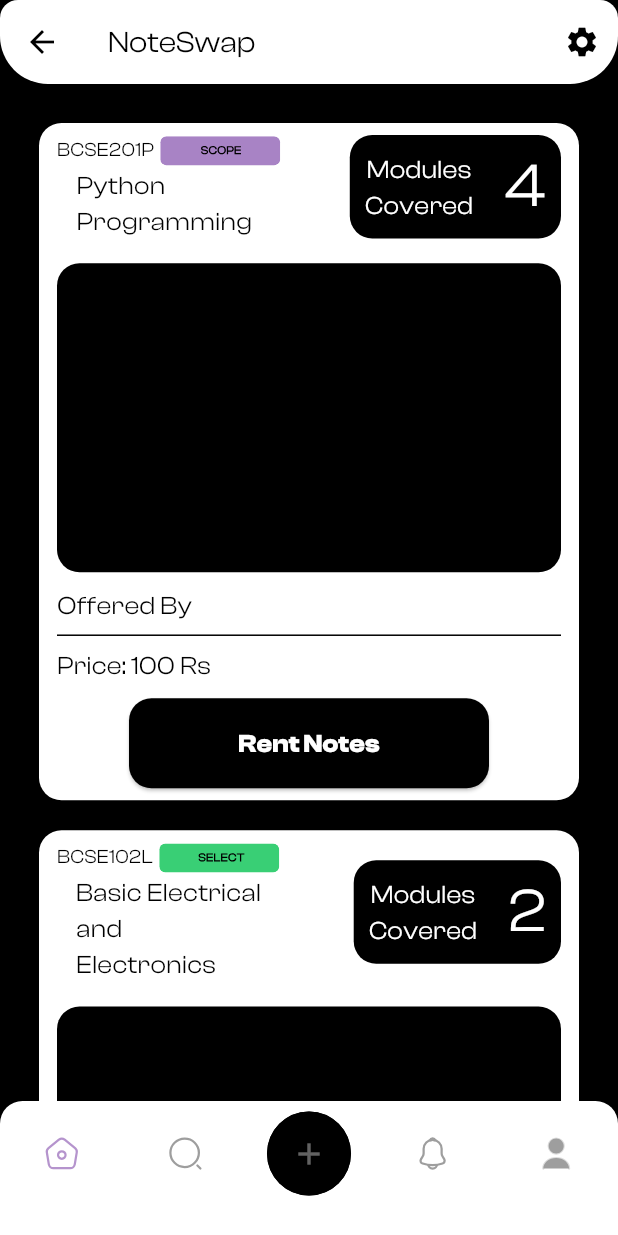
After one commit to ValscoTech/NoteSwap, a Flutter app: the RentOfferPage screen opened by its route, after a tap on "BCSE201P", on a phone screen of 412 x 824 dp. The commit adds this screen. Run offline on Flutter 3.47's test engine with Material 3 defaults, Android fonts, the phone set to English and light mode, and no system bars; our stand-ins replace file_picker, firebase_auth, flutter_dotenv, flutter_riverpod, flutter_svg, go_router and 5 more; accounts and stored records are empty; generated files the repository leaves out were written again; network calls fail.

Commit message:
feat[style]: notification card done with temp broadcast page

```diff
--- /dev/null
+++ b/noteswap-app/lib/rentoffer/domain/dummy.dart
@@ -0,0 +1,34 @@
+// create a json dummy data for testing
+import 'package:noteswap/postoffer/domain/notes_model.dart';
+
+List<NotesModel> getDummyNotes() {
+  return [
+    NotesModel(
+      id: "1",
+      title: "Note 1",
+      courseCode: 'BCSE201P',
+      courseName: 'Python Programming',
+      modules: [1, 2, 3, 4],
+      school: 'SCOPE',
+      price: 100,
+    ),
+    NotesModel(
+      id: "2",
+      title: "Note 2",
+      courseCode: 'BCSE102L',
+      courseName: 'Basic Electrical and Electronics',
+      modules: [3, 4],
+      school: 'SELECT',
+      price: 150,
+    ),
+    NotesModel(
+      id: "3",
+      title: "Note 3",
+      courseCode: 'BMAT102P',
+      courseName: 'Differential Equation and Transforms',
+      modules: [1, 2, 3, 4, 5],
+      school: 'SENSE',
+      price: 150,
+    ),
+  ];
+}
--- /dev/null
+++ b/noteswap-app/lib/rentoffer/presentation/pages/rent_offer_page.dart
@@ -0,0 +1,33 @@
+import 'package:flutter/material.dart';
+import 'package:noteswap/postoffer/domain/notes_model.dart';
+import 'package:noteswap/rentoffer/domain/dummy.dart';
+import 'package:noteswap/rentoffer/presentation/widgets/rent_card.dart';
+
+class RentOfferPage extends StatefulWidget {
+  const RentOfferPage({super.key});
+
+  @override
+  State<RentOfferPage> createState() => _RentOfferPageState();
+}
+
+class _RentOfferPageState extends State<RentOfferPage> {
+  final List<NotesModel> rentOffers = getDummyNotes();
+
+  @override
+  Widget build(BuildContext context) {
+    return SingleChildScrollView(
+      child: Container(
+        padding: EdgeInsets.all(16.0),
+        child: ListView.builder(
+          shrinkWrap: true,
+          physics: NeverScrollableScrollPhysics(),
+          itemCount: rentOffers.length,
+          itemBuilder: (context, index) {
+            final rentOffer = rentOffers[index];
+            return RentCard(notes: rentOffer);
+          },
+        ),
+      ),
+    );
+  }
+}
--- /dev/null
+++ b/noteswap-app/lib/rentoffer/presentation/widgets/rent_card.dart
@@ -0,0 +1,178 @@
+import 'package:flutter/material.dart';
+import 'package:flutter_svg/svg.dart';
+import 'package:noteswap/postoffer/domain/notes_model.dart';
+
+class RentCard extends StatefulWidget {
+  final NotesModel notes;
+
+  const RentCard({super.key, required this.notes});
+
+  @override
+  State<RentCard> createState() => _RentCardState();
+}
+
+class _RentCardState extends State<RentCard> {
+  bool isExpanded = false;
+  @override
+  Widget build(BuildContext context) {
+    final color = Theme.of(context).colorScheme;
+    final layout = MediaQuery.of(context).size;
+    return GestureDetector(
+      onTap: () {
+        setState(() {
+          isExpanded = !isExpanded;
+        });
+      },
+      child: AnimatedContainer(
+        duration: const Duration(milliseconds: 300),
+        padding: const EdgeInsets.all(10),
+        decoration: BoxDecoration(
+          color: color.surface,
+          borderRadius: BorderRadius.circular(15),
+        ),
+        child: Container(
+          padding: const EdgeInsets.symmetric(vertical: 8, horizontal: 12),
+          decoration: BoxDecoration(
+            color: color.primary,
+            borderRadius: BorderRadius.circular(15),
+          ),
+          child: Column(
+            crossAxisAlignment: CrossAxisAlignment.start,
+            children: [
+              Row(
+                children: [
+                  Column(
+                    children: [
+                      Row(
+                        children: [
+                          Text(
+                            widget.notes.courseCode,
+                            style: TextStyle(
+                              color: color.surface,
+                              fontSize: 13,
+                              fontWeight: FontWeight.w400,
+                            ),
+                          ),
+                          SizedBox(width: layout.width * 0.01),
+                          SvgPicture.asset(
+                              'assets/school/${widget.notes.school}.svg'),
+                        ],
+                      ),
+                      SizedBox(
+                        width: layout.width * 0.3,
+                        child: Text(
+                          widget.notes.courseName,
+                          style: TextStyle(
+                            color: color.surface,
+                            fontSize: 17,
+                            fontWeight: FontWeight.w400,
+                          ),
+                          maxLines: 3,
+                          overflow: TextOverflow.ellipsis,
+                        ),
+                      ),
+                    ],
+                  ),
+                  const Spacer(),
+                  Container(
+                    padding:
+                        const EdgeInsets.symmetric(horizontal: 10, vertical: 5),
+                    decoration: BoxDecoration(
+                      color: color.surface,
+                      borderRadius: BorderRadius.circular(15),
+                    ),
+                    child: Row(
+                      children: [
+                        Column(
+                          children: [
+                            Text(
+                              'Modules',
+                              style: TextStyle(
+                                color: color.primary,
+                                fontSize: 17,
+                                fontWeight: FontWeight.w400,
+                              ),
+                            ),
+                            Text(
+                              'Covered',
+                              style: TextStyle(
+                                color: color.primary,
+                                fontSize: 17,
+                                fontWeight: FontWeight.w400,
+                              ),
+                            ),
+                          ],
+                        ),
+                        SizedBox(width: layout.width * 0.05),
+                        Text(
+                          widget.notes.modules.length.toString(),
+                          style: TextStyle(
+                            color: color.primary,
+                            fontSize: 41,
+                            fontWeight: FontWeight.normal,
+                          ),
+                        ),
+                      ],
+                    ),
+                  ),
+                ],
+              ),
+              SizedBox(height: layout.height * 0.02),
+              Container(
+                height: layout.height * 0.25,
+                decoration: BoxDecoration(
+                  color: color.surface,
+                  borderRadius: BorderRadius.circular(15),
+                ),
+              ),
+              if (isExpanded) ...[
+                const SizedBox(height: 10),
+                Text(
+                  'Offered By',
+                  style: TextStyle(
+                    color: color.surface,
+                    fontSize: 17,
+                    fontWeight: FontWeight.w400,
+                  ),
+                ),
+                Divider(color: color.surface),
+                Text(
+                  'Price: ${widget.notes.price} Rs',
+                  style: TextStyle(
+                    color: color.surface,
+                    fontSize: 17,
+                    fontWeight: FontWeight.w400,
+                  ),
+                ),
+                const SizedBox(height: 10),
+                Center(
+                  child: ElevatedButton(
+                    style: ElevatedButton.styleFrom(
+                      minimumSize: const Size(240, 60),
+                      shape: RoundedRectangleBorder(
+                        borderRadius: BorderRadius.circular(15),
+                      ),
+                    ),
+                    onPressed: () {
+                      setState(() {
+                        isExpanded = !isExpanded;
+                      });
+                    },
+                    child: Text(
+                      'Rent Notes',
+                      style: TextStyle(
+                        color: color.primary,
+                        fontSize: 17,
+                        fontWeight: FontWeight.w800,
+                      ),
+                    ),
+                  ),
+                ),
+              ],
+            ],
+          ),
+        ),
+      ),
+    );
+  }
+}
--- a/noteswap-app/lib/routes.dart
+++ b/noteswap-app/lib/routes.dart
@@ -3,6 +3,7 @@ import 'package:go_router/go_router.dart';
 import 'package:noteswap/auth/presentation/views/auth_page.dart';
 import 'package:noteswap/postoffer/presentation/views/pages/post_offer_page.dart';
 import 'package:noteswap/profile/presentation/profile_page.dart';
+import 'package:noteswap/rentoffer/presentation/pages/rent_offer_page.dart';
 import 'package:noteswap/root_page.dart';
 
 final GlobalKey<NavigatorState> rootKey = GlobalKey<NavigatorState>();
@@ -34,7 +35,7 @@ final router = GoRouter(
         ),
         GoRoute(
           path: '/notification',
-          builder: (context, state) => const Placeholder(),
+          builder: (context, state) => const RentOfferPage(),
         ),
         GoRoute(
           path: '/profile',
--- a/noteswap-app/lib/theme.dart
+++ b/noteswap-app/lib/theme.dart
@@ -2,17 +2,6 @@ import 'package:flutter/material.dart';
 
 final lightTheme = ThemeData(
   fontFamily: 'ClashDisplay',
-  textTheme: const TextTheme(
-    headlineLarge: TextStyle(fontSize: 32, fontWeight: FontWeight.bold),
-    headlineMedium: TextStyle(fontSize: 28, fontWeight: FontWeight.bold),
-    headlineSmall: TextStyle(fontSize: 24, fontWeight: FontWeight.bold),
-    titleLarge: TextStyle(fontSize: 22, fontWeight: FontWeight.w600),
-    titleMedium: TextStyle(fontSize: 20, fontWeight: FontWeight.w600),
-    titleSmall: TextStyle(fontSize: 18, fontWeight: FontWeight.w600),
-    bodyLarge: TextStyle(fontSize: 16, fontWeight: FontWeight.normal),
-    bodyMedium: TextStyle(fontSize: 14, fontWeight: FontWeight.normal),
-    bodySmall: TextStyle(fontSize: 12, fontWeight: FontWeight.normal),
-  ),
   visualDensity: VisualDensity.adaptivePlatformDensity,
   useMaterial3: true,
   colorScheme: const ColorScheme(
@@ -30,17 +19,6 @@ final lightTheme = ThemeData(
 
 final darkTheme = ThemeData(
   fontFamily: 'ClashDisplay',
-  textTheme: const TextTheme(
-    headlineLarge: TextStyle(fontSize: 32, fontWeight: FontWeight.bold),
-    headlineMedium: TextStyle(fontSize: 28, fontWeight: FontWeight.bold),
-    headlineSmall: TextStyle(fontSize: 24, fontWeight: FontWeight.bold),
-    titleLarge: TextStyle(fontSize: 22, fontWeight: FontWeight.w600),
-    titleMedium: TextStyle(fontSize: 20, fontWeight: FontWeight.w600),
-    titleSmall: TextStyle(fontSize: 18, fontWeight: FontWeight.w600),
-    bodyLarge: TextStyle(fontSize: 16, fontWeight: FontWeight.normal),
-    bodyMedium: TextStyle(fontSize: 14, fontWeight: FontWeight.normal),
-    bodySmall: TextStyle(fontSize: 12, fontWeight: FontWeight.normal),
-  ),
   visualDensity: VisualDensity.adaptivePlatformDensity,
   useMaterial3: true,
   colorScheme: const ColorScheme(
--- a/noteswap-app/pubspec.yaml
+++ b/noteswap-app/pubspec.yaml
@@ -40,6 +40,7 @@ flutter:
   assets:
     - assets/
     - assets/icons/
+    - assets/school/
   fonts:
     - family: ClashDisplay
       fonts:
```
Also changed, not shown: noteswap-app/assets/school/SAS.svg (added), noteswap-app/assets/school/SCHEME.svg (added), noteswap-app/assets/school/SCOPE.svg (added), noteswap-app/assets/school/SELECT.svg (added), noteswap-app/assets/school/SENSE.svg (added), noteswap-app/assets/school/SITE.svg (added), noteswap-app/assets/school/SSL.svg (added), noteswap-app/assets/school/V-SIGN.svg (added).
